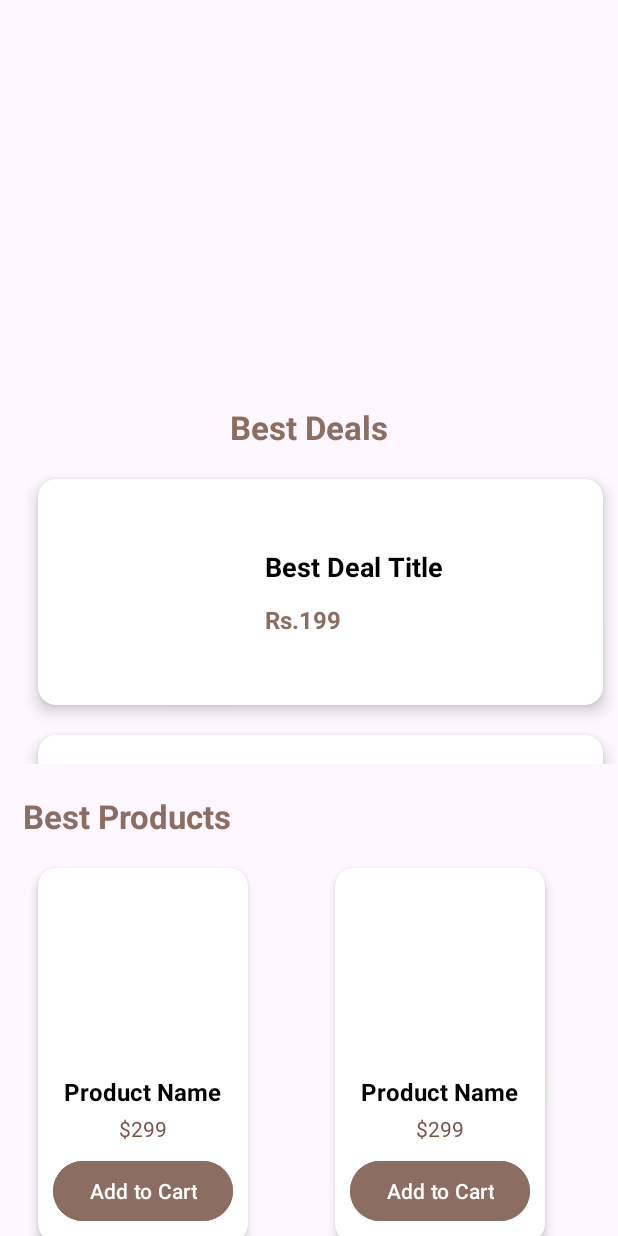
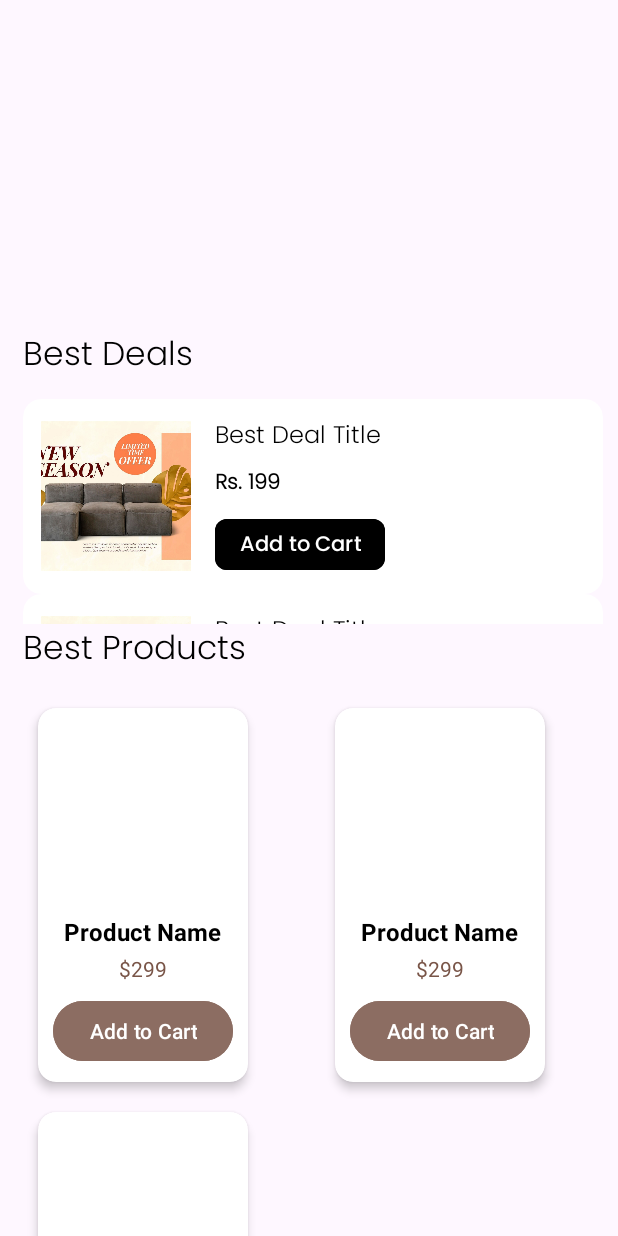
Before and after one commit to SURAJITSHAW/InstaMall, an Android app: the layout fragment_home_cat.xml on its own in the app's theme, with its tools: preview values and no code run, on a phone screen of 412 x 824 dp. Run offline under Robolectric (Android 15) with nearby library versions, the phone set to English and light mode, and no system bars.

Commit message:
bottom nav issue resolved

```diff
--- a/app/src/main/java/com/example/instamall/activities/ShoppingActivity.kt
+++ b/app/src/main/java/com/example/instamall/activities/ShoppingActivity.kt
@@ -18,15 +18,19 @@ class ShoppingActivity : AppCompatActivity() {
         enableEdgeToEdge()
         binding = ActivityShoppingBinding.inflate(layoutInflater)
         setContentView(binding.root)
+
+        // Handle system insets (padding for status/navigation bars)
         ViewCompat.setOnApplyWindowInsetsListener(findViewById(R.id.main)) { v, insets ->
             val systemBars = insets.getInsets(WindowInsetsCompat.Type.systemBars())
-            v.setPadding(systemBars.left, systemBars.top, systemBars.right, systemBars.bottom)
+            // Apply padding for the main layout but not for BottomNavigationView
+            v.setPadding(systemBars.left, systemBars.top, systemBars.right, 0) // No bottom padding here
             insets
         }
 
         val navHostFragment = supportFragmentManager.findFragmentById(binding.fragmentContainerView.id) as NavHostFragment
         val navController = navHostFragment.navController
 
+        // Setup BottomNavigationView with Navigation Controller
         binding.bottomNavView.setupWithNavController(navController)
     }
 }
--- a/app/src/main/java/com/example/instamall/adapters/BestDealsAdapter.kt
+++ b/app/src/main/java/com/example/instamall/adapters/BestDealsAdapter.kt
@@ -9,8 +9,7 @@ import androidx.recyclerview.widget.RecyclerView
 import com.bumptech.glide.Glide
 import com.example.instamall.R
 import com.example.instamall.data.Product
-
-class BestDealsAdapter (
+class BestDealsAdapter(
     private val deals: List<Product>
 ) : RecyclerView.Adapter<BestDealsAdapter.DealViewHolder>() {
 
@@ -29,12 +28,17 @@ class BestDealsAdapter (
 
     override fun onBindViewHolder(holder: DealViewHolder, position: Int) {
         val deal = deals[position]
+
+        // Set the title
         holder.dealTitle.text = deal.name
-            holder.dealPrice.text = "Rs."+deal.price.toString()
+
+        // Format price to include ₹ and remove decimals
+        val formattedPrice = "₹${deal.price.toInt()}" // Convert price to an integer to remove decimals
+        holder.dealPrice.text = formattedPrice
 
         // Load image using Glide or any image loader
         Glide.with(holder.itemView.context)
-                .load(deal.imageUrls[0])
+            .load(deal.imageUrls[1])
             .into(holder.dealImage)
     }
 
--- a/app/src/main/java/com/example/instamall/fragments/categories/HomeCatFragment.kt
+++ b/app/src/main/java/com/example/instamall/fragments/categories/HomeCatFragment.kt
@@ -117,8 +117,7 @@ class HomeCatFragment : Fragment() {
 
     override fun onResume() {
         super.onResume()
-        activity.toggleBottomNav(isVisible = true, bottomNavId = R.id.bottomNavView)
-
+//        activity.toggleBottomNav(isVisible = true, bottomNavId = R.id.bottomNavView)
     }
 
     override fun onDestroyView() {
--- a/app/src/main/res/layout/activity_shopping.xml
+++ b/app/src/main/res/layout/activity_shopping.xml
@@ -1,5 +1,6 @@
 <?xml version="1.0" encoding="utf-8"?>
-<androidx.constraintlayout.widget.ConstraintLayout xmlns:android="http://schemas.android.com/apk/res/android"
+<androidx.constraintlayout.widget.ConstraintLayout
+    xmlns:android="http://schemas.android.com/apk/res/android"
     xmlns:app="http://schemas.android.com/apk/res-auto"
     xmlns:tools="http://schemas.android.com/tools"
     android:id="@+id/main"
@@ -7,24 +8,27 @@
     android:layout_height="match_parent"
     tools:context=".activities.ShoppingActivity">
 
-
+    <!-- Fragment Container -->
     <androidx.fragment.app.FragmentContainerView
+        android:id="@+id/fragmentContainerView"
+        android:name="androidx.navigation.fragment.NavHostFragment"
+        android:layout_width="0dp"
+        android:layout_height="0dp"
         app:layout_constraintTop_toTopOf="parent"
         app:layout_constraintStart_toStartOf="parent"
         app:layout_constraintEnd_toEndOf="parent"
         app:layout_constraintBottom_toTopOf="@id/bottomNavView"
-        android:id="@+id/fragmentContainerView"
-        android:name="androidx.navigation.fragment.NavHostFragment"
-        android:layout_width="0dp"
-        android:layout_height="0dp"
         app:defaultNavHost="true"
         app:navGraph="@navigation/shop_nav_graph" />
 
+    <!-- Bottom Navigation View -->
     <com.google.android.material.bottomnavigation.BottomNavigationView
-        app:labelVisibilityMode="unlabeled"
         android:id="@+id/bottomNavView"
         android:layout_width="match_parent"
-        android:layout_height="60dp"
-        app:layout_constraintBottom_toBottomOf="parent"
-        app:menu="@menu/shop_btm_menu"/>
+        android:layout_height="wrap_content"
+        android:layout_gravity="bottom"
+        android:fitsSystemWindows="true"
+        app:labelVisibilityMode="unlabeled"
+        app:menu="@menu/shop_btm_menu"
+        app:layout_constraintBottom_toBottomOf="parent" />
 </androidx.constraintlayout.widget.ConstraintLayout>
--- a/app/src/main/res/layout/fragment_home.xml
+++ b/app/src/main/res/layout/fragment_home.xml
@@ -14,7 +14,8 @@
             android:id="@+id/searchBarContainer"
             android:layout_width="match_parent"
             android:layout_height="60dp"
-            android:layout_margin="16dp"
+            android:layout_marginHorizontal="16dp"
+            android:layout_marginVertical="5dp"
             android:gravity="center_vertical"
             android:orientation="horizontal"
             app:layout_constraintTop_toTopOf="parent">
@@ -26,30 +27,6 @@
                 android:text="LOGO"
                 android:fontFamily="@font/poppins_light"
                 android:textSize="25sp"/>
-
-            <!-- Search Input -->
-<!--            <LinearLayout-->
-<!--                android:layout_width="0dp"-->
-<!--                android:layout_height="match_parent"-->
-<!--                android:layout_weight="3"-->
-<!--                android:background="@drawable/search_bar_bg"-->
-<!--                android:gravity="center_vertical"-->
-<!--                android:paddingStart="12dp"-->
-<!--                android:paddingEnd="12dp">-->
-
-<!--                <TextView-->
-<!--                    android:layout_width="0dp"-->
-<!--                    android:layout_height="wrap_content"-->
-<!--                    android:layout_weight="1"-->
-<!--                    android:text="Search here"-->
-<!--                    android:textColor="@android:color/darker_gray"-->
-<!--                    android:textSize="16sp" />-->
-
-<!--                <ImageView-->
-<!--                    android:layout_width="24dp"-->
-<!--                    android:layout_height="24dp"-->
-<!--                    android:src="@drawable/ic_search" />-->
-<!--            </LinearLayout>-->
 
             <!-- Notification Icon -->
             <ImageView
@@ -70,28 +47,24 @@
 
         <LinearLayout
             android:layout_width="match_parent"
-            android:layout_height="wrap_content"
+            android:layout_height="0dp"
             android:orientation="vertical"
+            app:layout_constraintBottom_toBottomOf="parent"
             app:layout_constraintTop_toBottomOf="@id/searchBarContainer">
             <!-- TabLayout -->
             <com.google.android.material.tabs.TabLayout
                 android:id="@+id/tab_layout"
+                android:layout_marginBottom="2dp"
                 android:layout_width="match_parent"
                 android:layout_height="wrap_content"
                 android:background="?android:attr/windowBackground"
                 app:tabIndicator="@null"
-                app:tabIndicatorColor="@color/primary_color"
-                app:tabMode="fixed"
-                app:tabSelectedTextColor="@color/accent_color"
-                app:tabTextColor="@android:color/darker_gray" />
+                app:tabMode="fixed" />
 
             <androidx.viewpager2.widget.ViewPager2
                 android:id="@+id/view_pager"
                 android:layout_width="match_parent"
-                android:layout_height="match_parent"
-                app:layout_constraintTop_toBottomOf="@id/tab_layout"
-                app:layout_constraintBottom_toBottomOf="parent"
-                android:layout_marginBottom="?attr/actionBarSize" />
+                android:layout_height="match_parent" />
 
         </LinearLayout>
 
--- a/app/src/main/res/layout/fragment_home_cat.xml
+++ b/app/src/main/res/layout/fragment_home_cat.xml
@@ -8,8 +8,12 @@
 
 
     <androidx.core.widget.NestedScrollView
-        android:layout_width="match_parent"
-        android:layout_height="match_parent"
+        android:layout_width="0dp"
+        android:layout_height="0dp"
+        app:layout_constraintTop_toTopOf="parent"
+        app:layout_constraintBottom_toBottomOf="parent"
+        app:layout_constraintStart_toStartOf="parent"
+        app:layout_constraintEnd_toEndOf="parent"
         android:fillViewport="true">
 
         <androidx.constraintlayout.widget.ConstraintLayout
@@ -17,20 +21,20 @@
             android:layout_height="match_parent">
 
 
-            <ProgressBar
-                android:layout_width="wrap_content"
-                android:layout_height="wrap_content"
-                android:visibility="gone"
-                app:layout_constraintBottom_toBottomOf="parent"
-                app:layout_constraintEnd_toEndOf="parent"
-                app:layout_constraintStart_toStartOf="parent"
-                app:layout_constraintTop_toTopOf="parent" />
+<!--            <ProgressBar-->
+<!--                android:layout_width="wrap_content"-->
+<!--                android:layout_height="wrap_content"-->
+<!--                android:visibility="gone"-->
+<!--                app:layout_constraintBottom_toBottomOf="parent"-->
+<!--                app:layout_constraintEnd_toEndOf="parent"-->
+<!--                app:layout_constraintStart_toStartOf="parent"-->
+<!--                app:layout_constraintTop_toTopOf="parent" />-->
 
             <androidx.viewpager2.widget.ViewPager2
                 android:padding="15dp"
                 android:id="@+id/image_slider"
                 android:layout_width="match_parent"
-                android:layout_height="250dp"
+                android:layout_height="210dp"
                 app:layout_constraintTop_toTopOf="parent"
                 app:layout_constraintStart_toStartOf="parent"
                 app:layout_constraintEnd_toEndOf="parent"/>
@@ -50,39 +54,38 @@
 
             <TextView
                 android:id="@+id/bestDealsLabel"
+                android:fontFamily="@font/poppins_light"
                 android:layout_width="wrap_content"
                 android:layout_height="wrap_content"
-                android:layout_marginTop="20dp"
+                android:layout_marginTop="10dp"
+                android:layout_marginStart="15dp"
                 android:text="Best Deals"
-                android:textColor="@color/primary_color"
+                android:textColor="@color/black"
                 android:textSize="22sp"
-                android:textStyle="bold"
-                app:layout_constraintEnd_toEndOf="parent"
                 app:layout_constraintStart_toStartOf="parent"
                 app:layout_constraintTop_toBottomOf="@id/image_slider" />
 
             <androidx.recyclerview.widget.RecyclerView
+                tools:listitem="@layout/item_best_deals"
                 android:id="@+id/rvBestDeals"
                 android:layout_width="match_parent"
-                android:layout_height="200dp"
+                android:layout_height="150dp"
                 android:layout_marginStart="15dp"
                 android:layout_marginTop="10dp"
-                app:layoutManager="androidx.recyclerview.widget.LinearLayoutManager"
+                android:layout_marginBottom="10dp"
                 app:layout_constraintStart_toStartOf="parent"
-                app:layout_constraintTop_toBottomOf="@id/bestDealsLabel"
-                tools:listitem="@layout/item_best_deals" />
+                app:layout_constraintTop_toBottomOf="@id/bestDealsLabel" />
 
             <!-- Best Products Section -->
             <TextView
                 android:id="@+id/bestProductsLabel"
+                android:fontFamily="@font/poppins_light"
                 android:layout_width="wrap_content"
                 android:layout_height="wrap_content"
                 android:layout_marginStart="15dp"
-                android:layout_marginTop="20dp"
                 android:text="Best Products"
-                android:textColor="@color/primary_color"
+                android:textColor="@color/black"
                 android:textSize="22sp"
-                android:textStyle="bold"
                 app:layout_constraintStart_toStartOf="parent"
                 app:layout_constraintTop_toBottomOf="@id/rvBestDeals" />
 
@@ -92,7 +95,6 @@
                 android:layout_height="wrap_content"
                 android:layout_marginStart="15dp"
                 android:layout_marginTop="10dp"
-                android:layout_marginBottom="56dp"
                 android:overScrollMode="never"
                 app:layoutManager="androidx.recyclerview.widget.GridLayoutManager"
                 app:layout_constraintStart_toStartOf="parent"
--- a/app/src/main/res/layout/item_best_deals.xml
+++ b/app/src/main/res/layout/item_best_deals.xml
@@ -2,29 +2,28 @@
 <androidx.cardview.widget.CardView
     xmlns:android="http://schemas.android.com/apk/res/android"
     xmlns:app="http://schemas.android.com/apk/res-auto"
-    xmlns:tools="http://schemas.android.com/tools"
     android:layout_width="match_parent"
-    android:layout_height="wrap_content"
-    android:layout_margin="10dp"
+    android:layout_height="130dp"
     app:cardCornerRadius="12dp"
-    app:cardElevation="6dp"
-    app:cardBackgroundColor="@android:color/white"
-    tools:ignore="MissingPrefix">
+    app:cardElevation="@null"
+    android:layout_marginEnd="10dp"
+    app:cardBackgroundColor="@android:color/white">
 
     <LinearLayout
         android:orientation="horizontal"
         android:layout_width="match_parent"
-        android:layout_height="wrap_content"
-        android:padding="15dp"
+        android:layout_height="match_parent"
+        android:padding="12dp"
         android:gravity="center_vertical">
 
         <!-- Image of the deal -->
         <ImageView
             android:id="@+id/dealsImg"
-            android:layout_width="120dp"
-            android:layout_height="120dp"
+            android:layout_width="100dp"
+            android:layout_height="100dp"
             android:layout_marginEnd="16dp"
-            android:scaleType="fitCenter" />
+            android:scaleType="centerCrop"
+            android:src="@drawable/b1" />
 
         <!-- Deal details -->
         <LinearLayout
@@ -33,25 +32,45 @@
             android:layout_height="wrap_content"
             android:layout_weight="1">
 
+            <!-- Title with ellipsize -->
             <TextView
                 android:id="@+id/deal_title"
-                android:layout_width="wrap_content"
+                android:layout_width="match_parent"
                 android:layout_height="wrap_content"
                 android:text="Best Deal Title"
-                android:textSize="18sp"
+                android:textSize="16sp"
                 android:textColor="@color/black"
-                android:textStyle="bold" />
+                android:fontFamily="@font/poppins_light"
+                android:ellipsize="end"
+                android:singleLine="true"
+                android:maxLines="1"
+                android:layout_marginBottom="6dp" />
 
+            <!-- Price -->
             <TextView
                 android:id="@+id/deal_price"
                 android:layout_width="wrap_content"
                 android:layout_height="wrap_content"
-                android:text="Rs.199"
-                android:textSize="16sp"
-                android:textColor="@color/primary_color"
+                android:text="Rs. 199"
+                android:textSize="14sp"
                 android:textStyle="bold"
-                android:layout_marginTop="12dp" />
+                android:fontFamily="@font/poppins_light"
+                android:textColor="@color/black"
+                android:layout_marginBottom="8dp" />
+
+            <!-- Add to Cart button -->
+            <com.google.android.material.button.MaterialButton
+                android:id="@+id/add_to_cart_btn"
+                android:layout_width="wrap_content"
+                android:layout_height="wrap_content"
+                android:text="Add to Cart"
+                android:fontFamily="@font/poppins"
+                app:cornerRadius="8dp"
+                android:paddingHorizontal="16dp"
+                android:textSize="14sp"
+                android:textColor="@android:color/white"
+                android:backgroundTint="@color/black" />
+
         </LinearLayout>
-
     </LinearLayout>
 </androidx.cardview.widget.CardView>
```
Lines whose indentation alone changed are shown as unchanged.
